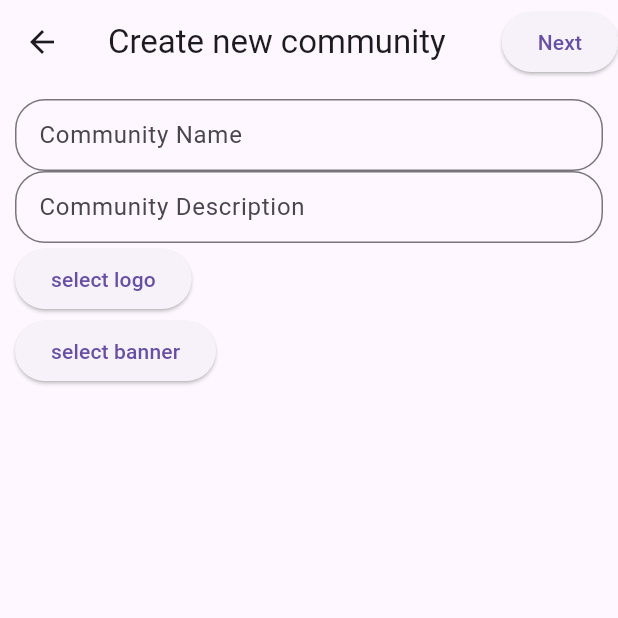
After one commit to vedantjain8/localhub, a Flutter app: the CreateCommunity screen opened directly, after a tap on "select logo", on a phone screen of 412 x 824 dp, the top half of it. The commit adds this screen. Run offline on Flutter 3.47's test engine with Material 3 defaults, Android fonts, the phone set to English and light mode, and no system bars; our stand-ins replace cached_network_image, csc_picker, dropdown_search, flutter_markdown, flutter_secure_storage, font_awesome_flutter and 3 more; accounts and stored records are empty; network calls fail; project files that could hold a hidden picture were left out.

Commit message:
feat: create new community page - fix for null value check in create_post

```diff
--- a/flutter/localhub/lib/screens/layout/app_layout.dart
+++ b/flutter/localhub/lib/screens/layout/app_layout.dart
@@ -3,6 +3,7 @@ import 'package:flutter/material.dart';
 import 'package:font_awesome_flutter/font_awesome_flutter.dart';
 import 'package:localhub/api/about_user_service.dart';
 import 'package:localhub/screens/layout/agenda_screen.dart';
+import 'package:localhub/screens/layout/create_community.dart';
 // import 'package:localhub/screens/posts/create_post.dart';
 import 'package:localhub/screens/layout/explore_screen.dart';
 import 'package:localhub/screens/layout/home_screen.dart';
@@ -37,6 +38,7 @@ class _AppLayoutState extends State<AppLayout> {
   @override
   void initState() {
     super.initState();
+    FocusManager.instance.primaryFocus?.unfocus();
     _loadMeData();
   }
 
@@ -112,8 +114,8 @@ class _AppLayoutState extends State<AppLayout> {
                     // create a subreddit
                     InkWell(
                       onTap: () {
-                        // Navigator.of(context).push(MaterialPageRoute(
-                        //     builder: (context) => const CreateNewSubreddit()));
+                        Navigator.of(context).push(MaterialPageRoute(
+                            builder: (context) => const CreateCommunity()));
                       },
                       child: Container(
                         margin: const EdgeInsets.only(bottom: 10.0),
--- /dev/null
+++ b/flutter/localhub/lib/screens/layout/create_community.dart
@@ -0,0 +1,194 @@
+// ++++++++++++++++++++++++++
+// TODO:
+// - UI
+// - logo image is required field, also add validation for that
+// ++++++++++++++++++++++++++
+
+import 'dart:io';
+import 'package:flutter/material.dart';
+import 'package:image_picker/image_picker.dart';
+import 'package:localhub/api/community_service.dart';
+import 'package:localhub/api/upload_image_service.dart';
+import 'package:localhub/screens/layout/app_layout.dart';
+import 'package:localhub/widgets/custom_text_field_input.dart';
+
+class CreateCommunity extends StatefulWidget {
+  const CreateCommunity({super.key});
+
+  @override
+  State<CreateCommunity> createState() => _CreateCommunityState();
+}
+
+class _CreateCommunityState extends State<CreateCommunity> {
+  final TextEditingController _communityNameController =
+      TextEditingController();
+  final TextEditingController _communityDescriptionController =
+      TextEditingController();
+
+  final ImageUploadService ius = ImageUploadService();
+  final CommunityApiService cas = CommunityApiService();
+
+  XFile? pickedLogo;
+  XFile? pickedBanner;
+
+  final _picker = ImagePicker();
+
+  Future<void> _openGallery({required int forImage}) async {
+    // 0 for logo
+    // 1 for banner
+    if (forImage == 0) {
+      pickedLogo = await _picker.pickImage(source: ImageSource.gallery);
+      if (pickedLogo != null) {
+        setState(() {});
+      }
+    } else if (forImage == 1) {
+      pickedBanner = await _picker.pickImage(source: ImageSource.gallery);
+      if (pickedBanner != null) {
+        setState(() {});
+      }
+    }
+  }
+
+  Future<void> _openCamera({required int forImage}) async {
+    // 0 for logo
+    // 1 for banner
+    if (forImage == 0) {
+      pickedLogo = await _picker.pickImage(source: ImageSource.camera);
+      if (pickedLogo != null) {
+        setState(() {});
+      }
+    } else if (forImage == 1) {
+      pickedBanner = await _picker.pickImage(source: ImageSource.camera);
+      if (pickedBanner != null) {
+        setState(() {});
+      }
+    }
+  }
+
+  @override
+  void dispose() {
+    super.dispose();
+    _communityNameController.dispose();
+    _communityDescriptionController.dispose();
+  }
+
+  Future<Map<String, dynamic>> _createCommunity() async {
+    String logoUrl = "";
+    String? bannerUrl;
+    if (pickedLogo != null) {
+      Map<String, dynamic> uploadLogoResult =
+          await ius.uploadImageHTTP(File(pickedLogo!.path));
+      logoUrl = uploadLogoResult["link"];
+    }
+
+    if (pickedBanner != null) {
+      Map<String, dynamic>? uploadBannerResult =
+          await ius.uploadImageHTTP(File(pickedBanner!.path));
+      bannerUrl = uploadBannerResult["link"];
+    }
+
+    // Create new community
+    Map<String, dynamic> res = await cas.createCommunity(
+      communityName: _communityNameController.text,
+      communityDescription: _communityDescriptionController.text,
+      logoUrl: logoUrl,
+      bannerUrl: bannerUrl,
+    );
+
+    return res;
+  }
+
+  @override
+  Widget build(BuildContext context) {
+    return Scaffold(
+      appBar: AppBar(
+        title: const Text("Create new community"),
+        actions: [
+          ElevatedButton(
+              onPressed: () {
+                _createCommunity().then(
+                  (Map<String, dynamic> status) => {
+                    if (status['status'] != null)
+                      {
+                        if (status['status'] == 200)
+                          {
+                            ScaffoldMessenger.of(context).showSnackBar(
+                              SnackBar(
+                                content: Text(status['response']),
+                              ),
+                            ),
+                            Navigator.of(context).pop(),
+                            Navigator.pushAndRemoveUntil(
+                                context,
+                                MaterialPageRoute(
+                                    builder: (context) => const AppLayout()),
+                                (route) => false),
+                          }
+                        else
+                          (
+                            ScaffoldMessenger.of(context).showSnackBar(
+                              SnackBar(
+                                content: Text(status['response']),
+                              ),
+                            ),
+                          )
+                      }
+                    else
+                      (
+                        ScaffoldMessenger.of(context).showSnackBar(
+                          const SnackBar(
+                            content: Text("some error"),
+                          ),
+                        ),
+                      )
+                  },
+                );
+              },
+              child: const Text("Next"))
+        ],
+      ),
+      body: SingleChildScrollView(
+        child: Container(
+          padding: const EdgeInsets.all(10),
+          child: Column(
+            crossAxisAlignment: CrossAxisAlignment.start,
+            children: [
+              CustomTextFieldInput(
+                textEditingController: _communityNameController,
+                label: "Community Name",
+                textInputType: TextInputType.text,
+                prefixIcon: const Icon(Icons.groups_rounded),
+                hasPrefix: false,
+                hintText: "",
+              ),
+              CustomTextFieldInput(
+                textEditingController: _communityDescriptionController,
+                label: "Community Description",
+                textInputType: TextInputType.text,
+                prefixIcon: const Icon(Icons.groups_rounded),
+                hasPrefix: false,
+                hintText: "",
+              ),
+              ElevatedButton(
+                  onPressed: () {
+                    _openGallery(forImage: 0);
+                  },
+                  child: const Text("select logo")),
+              ElevatedButton(
+                  onPressed: () {
+                    _openGallery(forImage: 1);
+                  },
+                  child: const Text("select banner")),
+              pickedLogo == null
+                  ? Container()
+                  : Image.file(File(pickedLogo!.path)),
+              pickedBanner == null
+                  ? Container()
+                  : Image.file(File(pickedBanner!.path))
+            ],
+          ),
+        ),
+      ),
+    );
+  }
+}
--- a/flutter/localhub/lib/screens/layout/create_post.dart
+++ b/flutter/localhub/lib/screens/layout/create_post.dart
@@ -81,7 +81,7 @@ class _CreatePostState extends State<CreatePost> {
     if (pickedImage != null) {
       Map<String, dynamic>? uploadResult =
           await ius.uploadImageHTTP(File(pickedImage!.path));
-      imageUrl = uploadResult?["link"];
+      imageUrl = uploadResult["link"];
     }
 
     // Create new post
@@ -239,7 +239,7 @@ class _CreatePostState extends State<CreatePost> {
                 ),
                 onChanged: (value) {
                   setState(() {
-                    if (value!.isNotEmpty) {
+                    if (value != null) {
                       selectedCommunity = value;
                     }
                   });
```
Also changed, not shown: flutter/localhub/lib/api/community_service.dart (+41 -1 lines).
